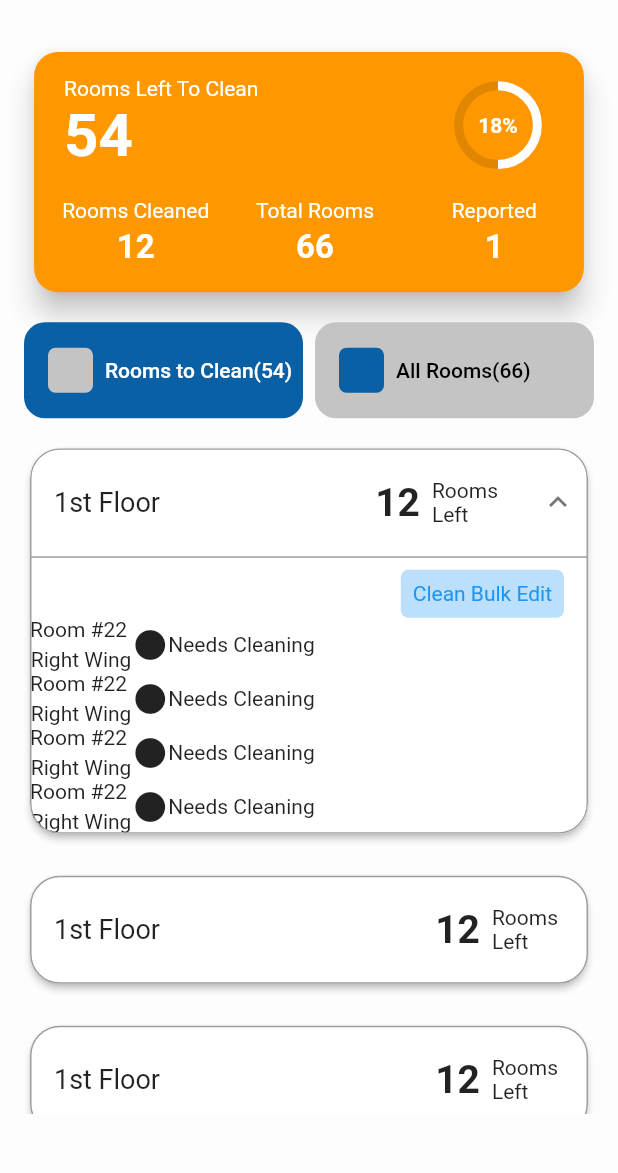
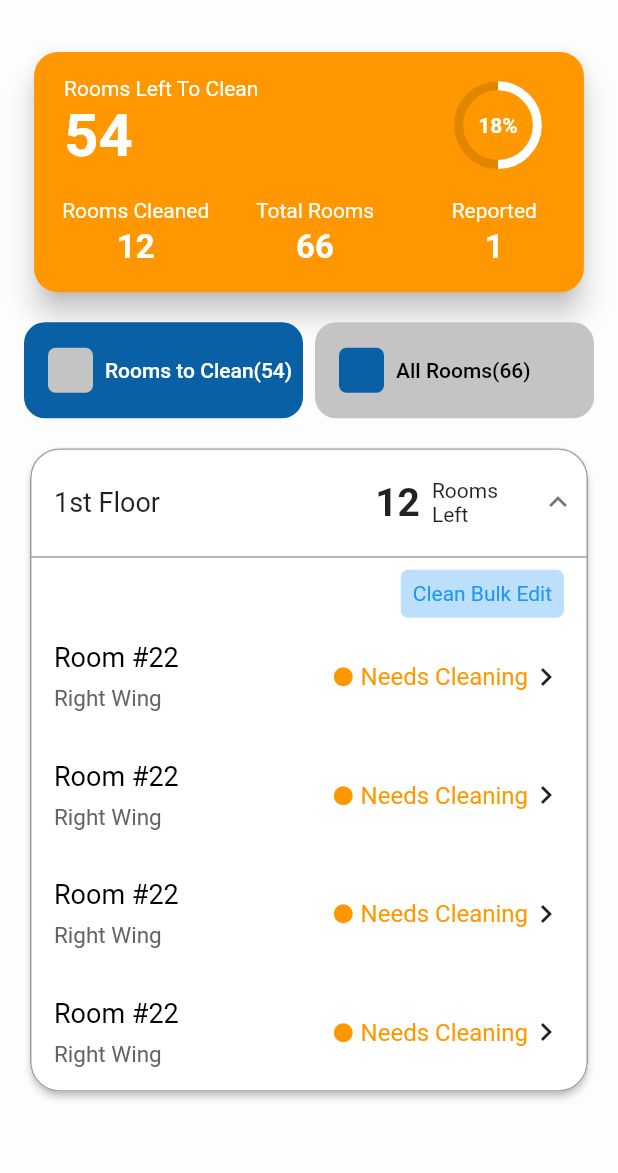
Before and after one commit to Grappetite-tauqeer/bn_staff, a Flutter app: the screen it shows after launch, after a tap on "1st Floor", on a phone screen of 412 x 824 dp, the part 62-1235 px from its top. Run offline on Flutter 3.47's test engine with Material 2 defaults, Android fonts, the phone set to English and light mode, and no system bars; drawn by our look-alikes of expandable, syncfusion_flutter_gauges; our stand-ins replace dio, email_validator, expansion_tile_card, flutter_easyloading, flutter_form_builder, flutter_slidable and 1 more.

Commit message:
New design

```diff
--- a/lib/core/colors.dart
+++ b/lib/core/colors.dart
@@ -12,6 +12,11 @@ class PColors {
   static const lightBlack = Color.fromRGBO(79, 85, 102, 1);
 
   static const lightGray =  Color.fromRGBO(196, 196, 196, 1);
+  static const greyTextColor =  Color.fromRGBO(100, 100, 100, 1);
+
+  //background: rgba(122, 122, 122, 1);
+  //background: rgba(255, 152, 0, 1);
+  static const orange =  Color.fromRGBO(255, 152, 0, 1);
   //background: rgba(237, 237, 237, 1);
   //background: rgba(, , , 1);
 
--- a/lib/pages/report_add_info.dart
+++ b/lib/pages/report_add_info.dart
@@ -1,7 +1,7 @@
 import 'package:bn_staff/core/colors.dart';
 import 'package:bn_staff/model/room.dart';
 import 'package:bn_staff/util/dio.dart';
-import 'package:bn_staff/widgets/PButton.dart';
+import 'package:bn_staff/widgets/p_button.dart';
 import 'package:flutter/material.dart';
 import 'package:flutter_easyloading/flutter_easyloading.dart';
 
--- a/lib/pages/room_detail.dart
+++ b/lib/pages/room_detail.dart
@@ -3,7 +3,7 @@ import 'package:bn_staff/core/constants.dart';
 import 'package:bn_staff/model/room.dart';
 import 'package:bn_staff/pages/report_add_info.dart';
 import 'package:bn_staff/util/dio.dart';
-import 'package:bn_staff/widgets/PButton.dart';
+import 'package:bn_staff/widgets/p_button.dart';
 import 'package:flutter/gestures.dart';
 import 'package:flutter/material.dart';
 import 'package:flutter_easyloading/flutter_easyloading.dart';
--- a/lib/pages_v2/tasks_home.dart
+++ b/lib/pages_v2/tasks_home.dart
@@ -1,9 +1,10 @@
 import 'package:bn_staff/core/colors.dart';
 import 'package:bn_staff/core/constants.dart';
-import 'package:bn_staff/util/custom_amination.dart';
 import 'package:bn_staff/util/custom_app_bar.dart';
+import 'package:bn_staff/widgets/ink_well.dart';
 import 'package:bn_staff/widgets/listing_card.dart';
-import 'package:bn_staff/widgets/rooms_to_clean_item.dart';
+import 'package:bn_staff/widgets/next_icon.dart';
+import 'package:bn_staff/widgets/room_floor.dart';
 import 'package:bn_staff/widgets/top_button.dart';
 import 'package:flutter/material.dart';
 import 'package:flutter/rendering.dart';
@@ -60,22 +61,16 @@ class _TasksHomeState extends State<TasksHome>
             children: [
               AnimatedContainer(
                 duration: Duration(milliseconds: 400),
-                width: MediaQuery
-                    .of(context)
-                    .size
-                    .width /
+                width: MediaQuery.of(context).size.width /
                     Config.HOME_CARD_WIDTH_RATIO,
                 height: isVisible
-                    ? MediaQuery
-                    .of(context)
-                    .size
-                    .width /
+                    ? MediaQuery.of(context).size.width /
                         Config.HOME_CARD_HEIGHT_RATIO
                     : 0,
                 child: Container(
                   child: Card(
                     elevation: 8,
-                    color: Colors.orange,
+                    color: PColors.orange,
                     shape: RoundedRectangleBorder(
                       borderRadius: BorderRadius.circular(16.0),
                     ),
@@ -373,6 +368,10 @@ class Card1 extends StatelessWidget {
                       padding: const EdgeInsets.only(right: 16, top: 8),
                       child: Align(
                         alignment: Alignment.centerRight,
+                        child: PInkWell(
+                          onTap: () {
+                            print('Bulk Tappedl');
+                          },
                           child: Container(
                             decoration: BoxDecoration(
                               color: Color.fromRGBO(32, 150, 243, 0.3),
@@ -394,22 +393,44 @@ class Card1 extends StatelessWidget {
                         ),
                       ),
                     ),
+                  ),
                   for (var _ in Iterable.generate(4))
-                        Row(
+                    Padding(
+                      padding: const EdgeInsets.symmetric(
+                          horizontal: 8, vertical: 4),
+                      child: PInkWell(
+                        onTap: () {},
+                        child: Padding(
+                          padding: const EdgeInsets.symmetric(
+                              horizontal: 8, vertical: 12),
+                          child: Row(
                             children: [
-                            Column(
-                              children: [
-                                Text('Room #22 '),
-                                SizedBox(height: 4,),
-                                Text('Right Wing'),
+                              Expanded(
+                                child: RoomFloor(
+                                  room: 'Room #22',
+                                  wing: 'Right Wing',
+                                ),
+                              ),
+                              Icon(
+                                Icons.circle,
+                                size: 15,
+                                color: PColors.orange,
+                              ),
+                              SizedBox(
+                                width: 4,
+                              ),
+                              Text(
+                                'Needs Cleaning',
+                                style: TextStyle(
+                                  color: PColors.orange,
+                                  fontSize: 16,
+                                ),
+                              ),
+                              NextIcon(),
                             ],
                           ),
-
-                            Icon(Icons.circle),
-                            Text('Needs Cleaning'),
-
-
-                          ],
+                        ),
+                      ),
                     ),
                 ],
               ),
--- /dev/null
+++ b/lib/widgets/ink_well.dart
@@ -0,0 +1,79 @@
+import 'package:flutter/material.dart';
+
+class PInkWell extends StatelessWidget {
+  final Widget child;
+  final VoidCallback onTap;
+  final BorderRadiusGeometry borderRadius;
+  final EdgeInsetsGeometry padding;
+
+  factory PInkWell.dark({
+    Widget child,
+    VoidCallback onTap,
+    BorderRadiusGeometry borderRadius,
+    EdgeInsetsGeometry padding,
+  }) =>
+      PInkWell(
+        child: child,
+        onTap: onTap,
+        borderRadius: borderRadius,
+        padding: padding,
+      );
+
+  factory PInkWell.light({
+    Widget child,
+    VoidCallback onTap,
+    BorderRadiusGeometry borderRadius,
+    EdgeInsetsGeometry padding,
+  }) =>
+      PInkWell(
+        child: child,
+        onTap: onTap,
+        borderRadius: borderRadius,
+        padding: padding,
+      );
+
+  static Widget adaptive({
+    Widget child,
+    VoidCallback onTap,
+    BorderRadiusGeometry borderRadius,
+    EdgeInsetsGeometry padding,
+  }) =>
+      Builder(
+        builder: (context) => PInkWell(
+          child: child,
+          onTap: onTap,
+          borderRadius: borderRadius,
+          padding: padding,
+        ),
+      );
+
+  PInkWell({
+    this.child,
+    this.onTap,
+    this.borderRadius,
+    this.padding,
+  });
+
+  @override
+  Widget build(BuildContext context) {
+    return Material(
+      color: Colors.transparent,
+      child: InkWell(
+        borderRadius: borderRadius ?? BorderRadius.zero,
+        splashColor: MediaQuery
+            .of(context)
+            .platformBrightness == Brightness.dark
+            ? Colors.white.withOpacity(0.2)
+            : Colors.black.withOpacity(0.1),
+        highlightColor: Colors.black.withOpacity((MediaQuery
+        .of(context)
+        .platformBrightness == Brightness.dark ? 0.2 : 0.05)),
+        onTap: this.onTap,
+        child: Padding(
+          padding: padding ?? const EdgeInsets.all(0),
+          child: child,
+        ),
+      ),
+    );
+  }
+}
--- /dev/null
+++ b/lib/widgets/next_icon.dart
@@ -0,0 +1,20 @@
+import 'package:flutter/material.dart';
+
+class NextIcon extends StatelessWidget {
+
+  NextIcon({this.showPrimaryColor = false});
+
+  bool showPrimaryColor;
+
+  @override
+  Widget build(BuildContext context) {
+    return Icon(
+      Icons.navigate_next,
+
+  /*    color: showPrimaryColor ? PColors.primary_color : MediaQuery.of(context).platformBrightness ==
+          Brightness.dark ? PColors.text_colorDart : PColors.text_color,
+  */
+
+    );
+  }
+}
--- a/lib/widgets/no_task.dart
+++ b/lib/widgets/no_task.dart
@@ -1,5 +1,5 @@
 import 'package:bn_staff/core/colors.dart';
-import 'package:bn_staff/widgets/PButton.dart';
+import 'package:bn_staff/widgets/p_button.dart';
 import 'package:flutter/material.dart';
 
 class NoTask extends StatelessWidget {
--- /dev/null
+++ b/lib/widgets/room_floor.dart
@@ -0,0 +1,38 @@
+import 'package:bn_staff/core/colors.dart';
+import 'package:flutter/material.dart';
+
+import 'package:flutter/material.dart';
+
+class RoomFloor extends StatelessWidget {
+
+  RoomFloor({this.room,this.wing});
+
+  final String room;
+  final String wing;
+
+  @override
+  Widget build(BuildContext context) {
+    return Column(
+      crossAxisAlignment: CrossAxisAlignment.start,
+      children: [
+        Text(
+          'Room #22 ',
+          style: TextStyle(
+            color: Colors.black,
+            fontSize: 18,
+          ),
+        ),
+        SizedBox(
+          height: 8,
+        ),
+        Text(
+          'Right Wing',
+          style: TextStyle(
+            color: PColors.greyTextColor,
+            fontSize: 15,
+          ),
+        ),
+      ],
+    );
+  }
+}
--- /dev/null
+++ b/lib/widgets/status.dart
@@ -0,0 +1,8 @@
+import 'package:flutter/material.dart';
+
+class Status extends StatelessWidget {
+  @override
+  Widget build(BuildContext context) {
+    return Container();
+  }
+}
```
Also changed, not shown: lib/widgets/p_button.dart (renamed from lib/widgets/PButton.dart). Lines whose indentation alone changed are shown as unchanged.
